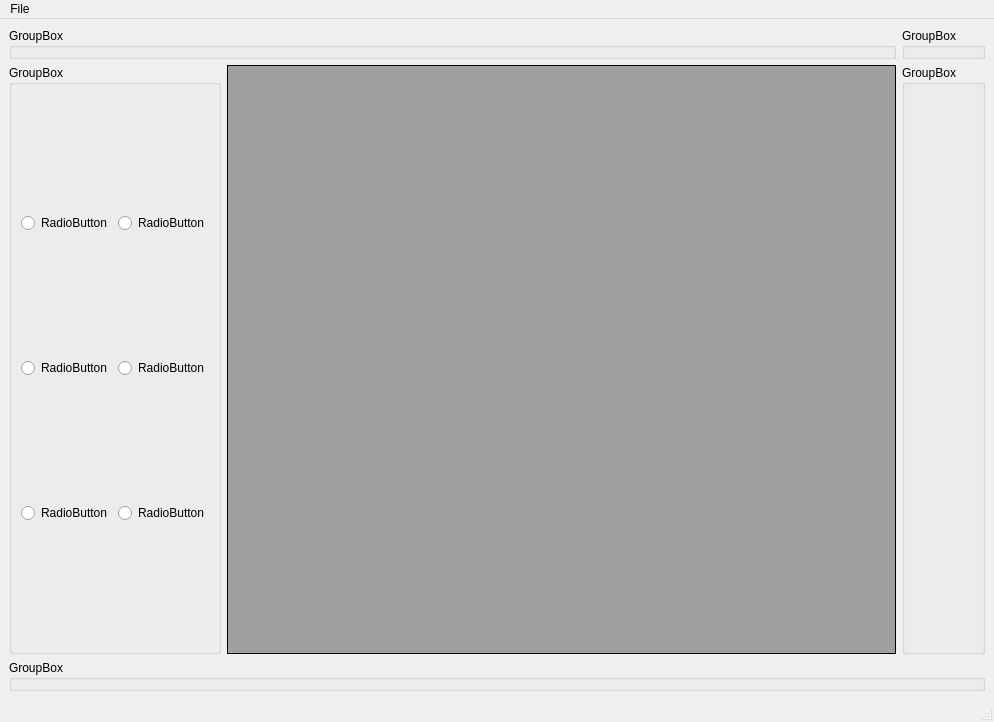
Before: the Qt Designer form gui/uis/MainWindow.ui in 209450/PixelArter, drawn with Qt 5.
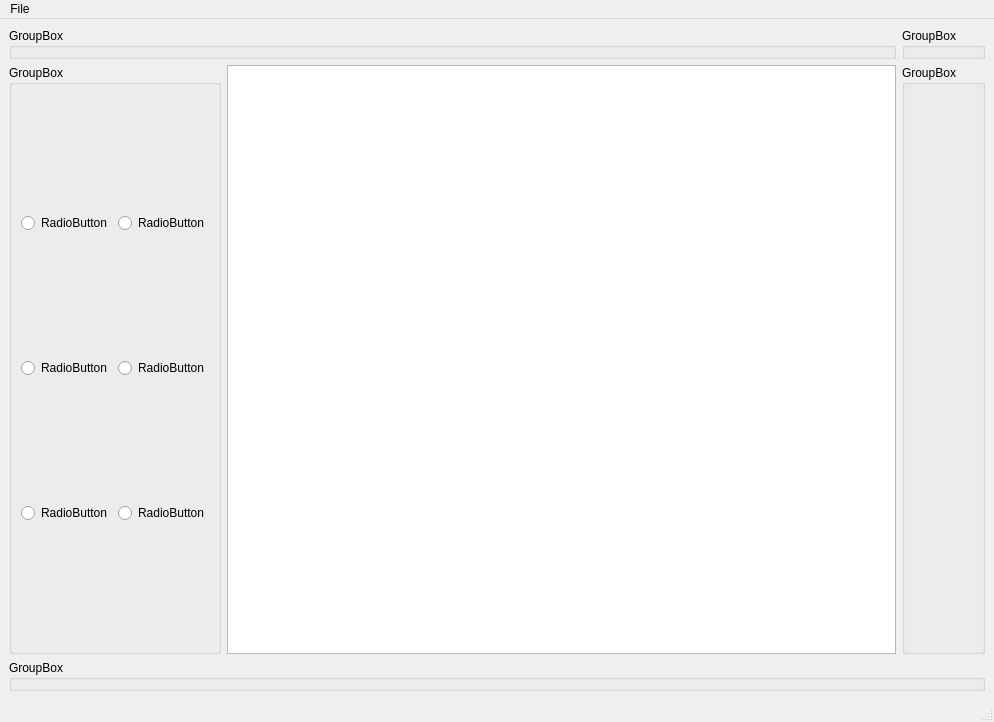
After: the same form once the commit is applied.

Patch:
```diff
--- a/gui/uis/MainWindow.ui
+++ b/gui/uis/MainWindow.ui
@@ -106,11 +106,7 @@
        </widget>
       </item>
       <item row="1" column="1">
-       <widget class="QMdiArea" name="mdiArea">
-        <property name="frameShape">
-         <enum>QFrame::Box</enum>
-        </property>
-       </widget>
+       <widget class="QGraphicsView" name="pixelGridView"/>
       </item>
      </layout>
     </item>
```
Left out of the diff: 70 changed lines with no effect on the pictures.
